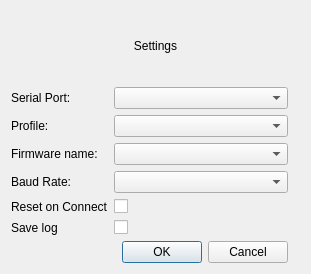
Qt form src/dialogs/connectsettingsdialog.ui (KDE/atelier) before a commit.
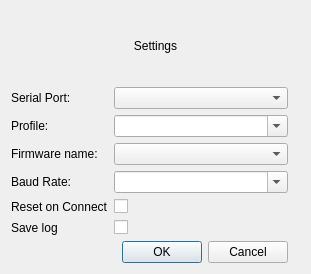
The same form after that commit.

Diff of the .ui file:
```diff
--- a/src/dialogs/connectsettingsdialog.ui
+++ b/src/dialogs/connectsettingsdialog.ui
@@ -46,7 +46,11 @@
     </widget>
    </item>
    <item row="4" column="1">
-    <widget class="QComboBox" name="baudCB"/>
+    <widget class="QComboBox" name="baudCB">
+     <property name="editable">
+      <bool>true</bool>
+     </property>
+    </widget>
    </item>
    <item row="7" column="0">
     <widget class="QLabel" name="label_7">
@@ -90,7 +94,11 @@
     </widget>
    </item>
    <item row="2" column="1">
-    <widget class="QComboBox" name="profileCB"/>
+    <widget class="QComboBox" name="profileCB">
+     <property name="editable">
+      <bool>true</bool>
+     </property>
+    </widget>
    </item>
    <item row="0" column="0" colspan="4">
     <widget class="QLabel" name="label">
```
